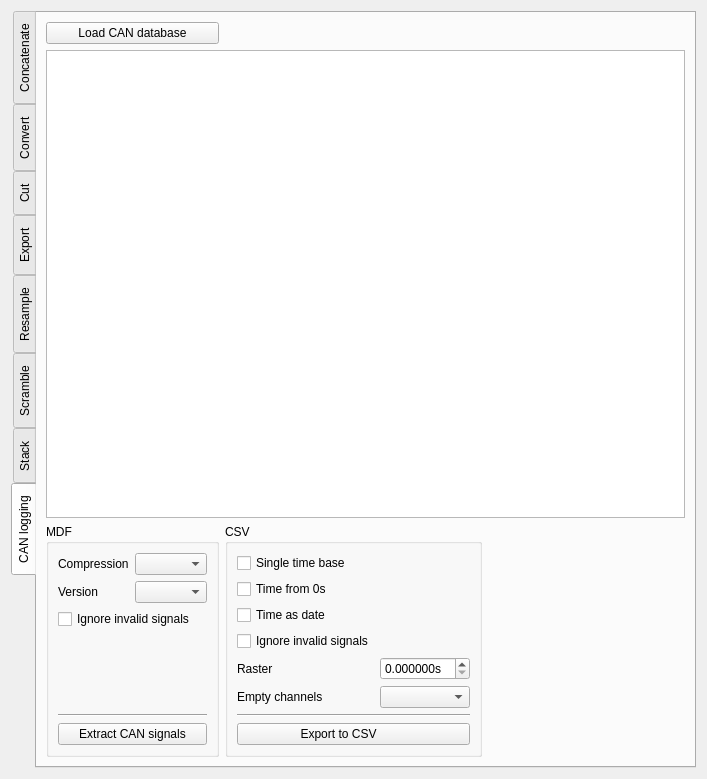
The window that asammdf/gui/ui/batch_widget.ui (danielhrisca/asammdf) describes before a commit, drawn with Qt 5.
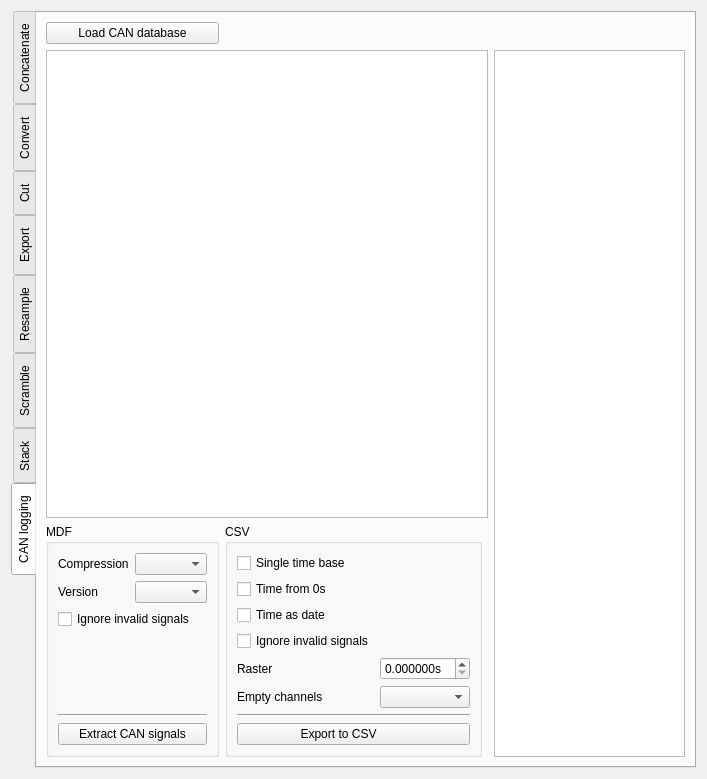
The same window after the commit. The open tabs and pages were chosen to show the change. Icons and pictures are not drawn. Custom widgets are drawn as their Qt base class.

Commit message: add CAN export output information for batch processing

Patch:
```diff
--- a/asammdf/gui/ui/batch_widget.ui
+++ b/asammdf/gui/ui/batch_widget.ui
@@ -1131,18 +1131,12 @@
           </layout>
          </widget>
         </item>
-        <item row="2" column="2">
-         <spacer name="horizontalSpacer_12">
-          <property name="orientation">
-           <enum>Qt::Horizontal</enum>
+        <item row="1" column="3" rowspan="2">
+         <widget class="QTextEdit" name="output_info_can">
+          <property name="readOnly">
+           <bool>true</bool>
           </property>
-          <property name="sizeHint" stdset="0">
-           <size>
-            <width>240</width>
-            <height>20</height>
-           </size>
-          </property>
-         </spacer>
+         </widget>
         </item>
        </layout>
       </widget>
```
Left out of the diff: 8 changed lines with no effect on the pictures. The commit also changes 3 other files.
